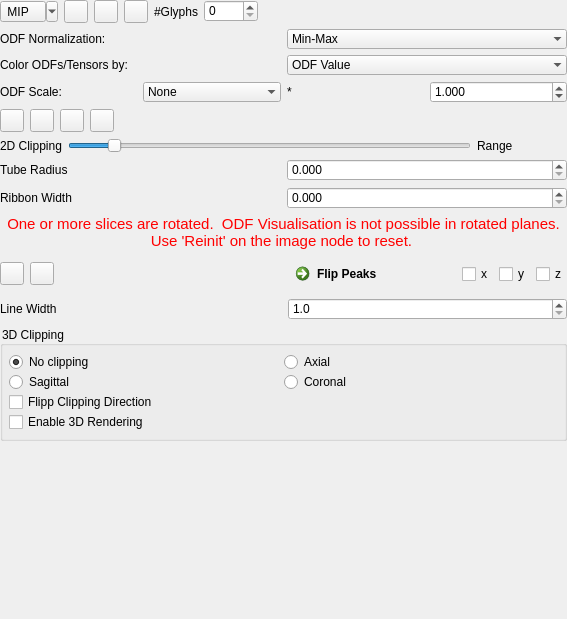
The window that Plugins/org.mitk.gui.qt.diffusionimaging/src/internal/QmitkControlVisualizationPropertiesViewControls.ui (MIC-DKFZ/MITK-Diffusion) describes before a commit, drawn with Qt 5.
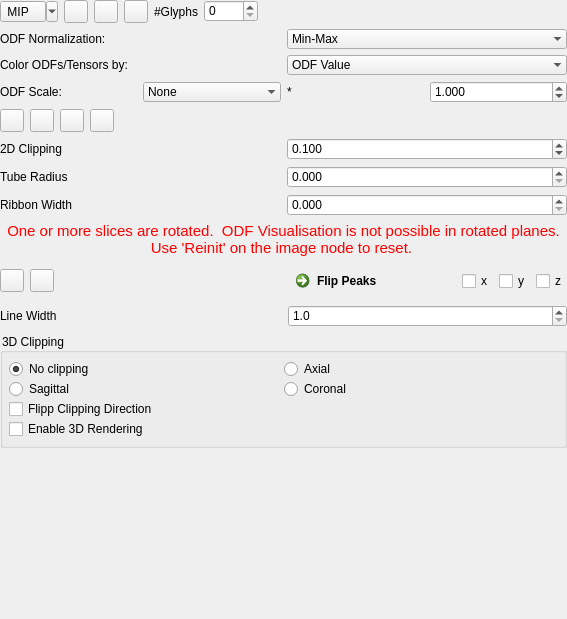
The same window after the commit. Icons and pictures are not drawn.

```diff
--- a/Plugins/org.mitk.gui.qt.diffusionimaging/src/internal/QmitkControlVisualizationPropertiesViewControls.ui
+++ b/Plugins/org.mitk.gui.qt.diffusionimaging/src/internal/QmitkControlVisualizationPropertiesViewControls.ui
@@ -611,40 +611,18 @@
           </widget>
          </item>
          <item>
-          <widget class="QSlider" name="m_FiberThicknessSlider">
-           <property name="maximum">
-            <number>100</number>
+          <widget class="QDoubleSpinBox" name="m_FiberClippingBox">
+           <property name="decimals">
+            <number>3</number>
            </property>
-           <property name="pageStep">
-            <number>10</number>
+           <property name="minimum">
+            <double>0.001000000000000</double>
+           </property>
+           <property name="singleStep">
+            <double>0.100000000000000</double>
            </property>
            <property name="value">
-            <number>10</number>
-           </property>
-           <property name="sliderPosition">
-            <number>10</number>
-           </property>
-           <property name="orientation">
-            <enum>Qt::Horizontal</enum>
-           </property>
-          </widget>
-         </item>
-         <item>
-          <widget class="QLabel" name="label_range">
-           <property name="minimumSize">
-            <size>
-             <width>90</width>
-             <height>0</height>
-            </size>
-           </property>
-           <property name="maximumSize">
-            <size>
-             <width>10000</width>
-             <height>16777215</height>
-            </size>
-           </property>
-           <property name="text">
-            <string>Range</string>
+            <double>0.100000000000000</double>
            </property>
           </widget>
          </item>
```
